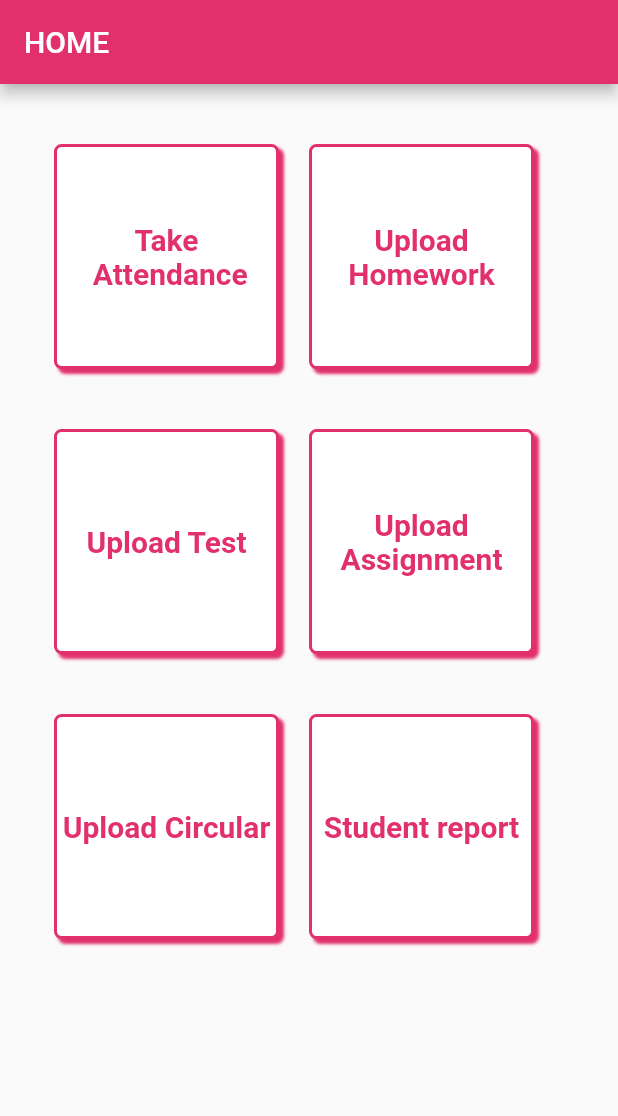
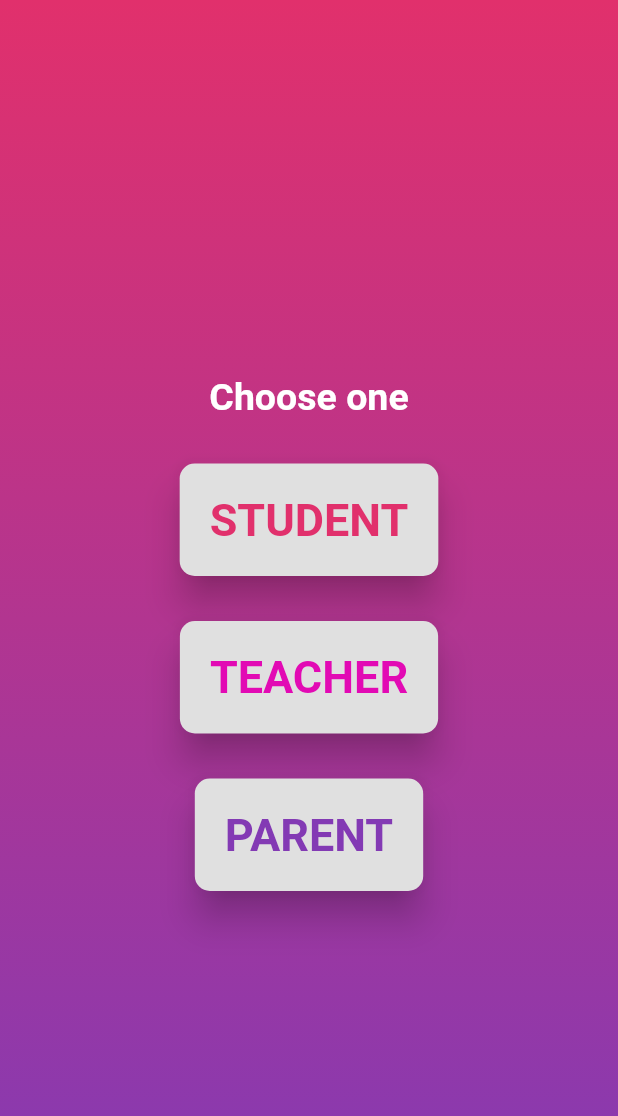
Before and after one commit to ritik-rathi/techshiksha, a Flutter app: the screen it shows after launch, on a phone screen of 412 x 824 dp. Shown: the top 1116 px of the screen. Run offline on Flutter 3.47's test engine with Material 2 defaults, Android fonts, the phone set to English and light mode, and no system bars; our stand-ins replace cloud_firestore, firebase_auth, flutter_calendar_carousel, font_awesome_flutter, image_picker; missing offline and left inert: flutter_pdf_viewer; accounts and stored records are empty.

Commit message:
option  scree added

```diff
--- /dev/null
+++ b/lib/entry/choose.dart
@@ -0,0 +1,79 @@
+import 'package:flutter/material.dart';
+
+class Choose extends StatefulWidget {
+  @override
+  _ChooseState createState() => _ChooseState();
+}
+
+class _ChooseState extends State<Choose> {
+  @override
+  Widget build(BuildContext context) {
+    return Scaffold(
+      body: Container(
+        width: double.infinity,
+        height: double.infinity,
+        decoration: new BoxDecoration(
+            gradient: new LinearGradient(
+                begin: Alignment.topCenter,
+                end: Alignment.bottomCenter,
+                colors: [Color(0xFFE1306C), Color(0xFF833ab4)])),
+        child: Column(
+          children: <Widget>[
+            SizedBox(
+              height: 250,
+            ),
+            Text(
+              'Choose one',
+              style: TextStyle(fontSize: 25, fontWeight: FontWeight.bold, color: Colors.white),
+            ),
+            SizedBox(height: 30),
+            RaisedButton(
+              elevation: 10,
+              textColor: Color(0xFFE1306C),
+              padding: EdgeInsets.all(20),
+              shape: RoundedRectangleBorder(
+                  borderRadius: BorderRadius.circular(10)),
+              onPressed: () {
+                Navigator.pushNamed(context, '/student');
+              },
+              child: Text(
+                'STUDENT',
+                style: TextStyle(fontSize: 30, fontWeight: FontWeight.bold),
+              ),
+            ),
+            SizedBox(height: 30),
+            RaisedButton(
+              elevation: 10,
+              textColor: Color(0xFFE20ab4),
+              padding: EdgeInsets.all(20),
+              shape: RoundedRectangleBorder(
+                  borderRadius: BorderRadius.circular(10)),
+              onPressed: () {
+                Navigator.pushNamed(context, '/teacher');
+              },
+              child: Text(
+                'TEACHER',
+                style: TextStyle(fontSize: 30, fontWeight: FontWeight.bold),
+              ),
+            ),
+            SizedBox(height: 30),
+            RaisedButton(
+              elevation: 10,
+              padding: EdgeInsets.all(20),
+              textColor: Color(0xFF833ab4),
+              shape: RoundedRectangleBorder(
+                  borderRadius: BorderRadius.circular(10)),
+              onPressed: () {
+                Navigator.pushNamed(context, '/teacher');
+              },
+              child: Text(
+                'PARENT',
+                style: TextStyle(fontSize: 30, fontWeight: FontWeight.bold),
+              ),
+            ),
+          ],
+        ),
+      ),
+    );
+  }
+}
--- a/lib/main.dart
+++ b/lib/main.dart
@@ -1,7 +1,7 @@
 import 'package:flutter/material.dart';
 import 'package:techshiksha_student/LoginPage/loginPage.dart';
 import 'package:techshiksha_student/student_screens/attendance.dart';
-import 'package:techshiksha_student/student_screens/entry_screen.dart';
+import 'package:techshiksha_student/entry/entry_screen.dart';
 import 'package:techshiksha_student/student_screens/testscores.dart';
 // import 'package:techshiksha_student/screens/navigation_screen.dart';
 import 'student_screens/main_screen.dart';
@@ -13,6 +13,7 @@ import 'student_screens/profile.dart';
 import 'teacher_screen/opening.dart';
 import 'teacher_screen/takeAttendance.dart';
 import 'teacher_screen/upload.dart';
+import 'entry/choose.dart';
 
 void main(){
   runApp(MyApp());
@@ -28,7 +29,7 @@ class MyApp extends StatelessWidget{
         theme: ThemeData.light(),
         routes: {
           '.':(context) => EntryScreen(),
-          '/home':(context)=> TeacherMain(),
+          '/home':(context)=> Choose(),
           '/science': (context) => SubjectViewModel(),
           '/navscreen':(context)=>NavigationScreen(),
           '/ncert': (context) => Ncert(),
@@ -39,7 +40,10 @@ class MyApp extends StatelessWidget{
           '/SubScore' : (context) => Scores(),
           '/hw' : (context) => Hw(),
           '/take': (context) => TakeAttendance(),
-          '/upload': (context) => Upload()
+          '/upload': (context) => Upload(),
+          //'choose': (context) => Choose()
+          '/student': (context) => MainScreen(),
+          '/teacher': (context) => TeacherMain()
         },
     );
   }
--- /dev/null
+++ b/lib/teacher_screen/report.dart
@@ -0,0 +1,27 @@
+import 'package:flutter/material.dart';
+
+class Report extends StatelessWidget {
+  @override
+  Widget build(BuildContext context) {
+    return Scaffold(
+      appBar: AppBar(
+        title: Text('Student Report'),
+      ),
+      body: Container(
+        padding: EdgeInsets.all(16),
+        child: ListView.builder(
+          itemBuilder: (BuildContext context, index){
+            return Column(
+              children: <Widget>[
+                Text('$index. Student $index'),
+                Divider(
+                  height: 2,
+                )
+              ],
+            );
+          },
+        ),
+      ),
+    );
+  }
+}
```
Also changed, not shown: lib/entry/entry_screen.dart (renamed from lib/student_screens/entry_screen.dart).
